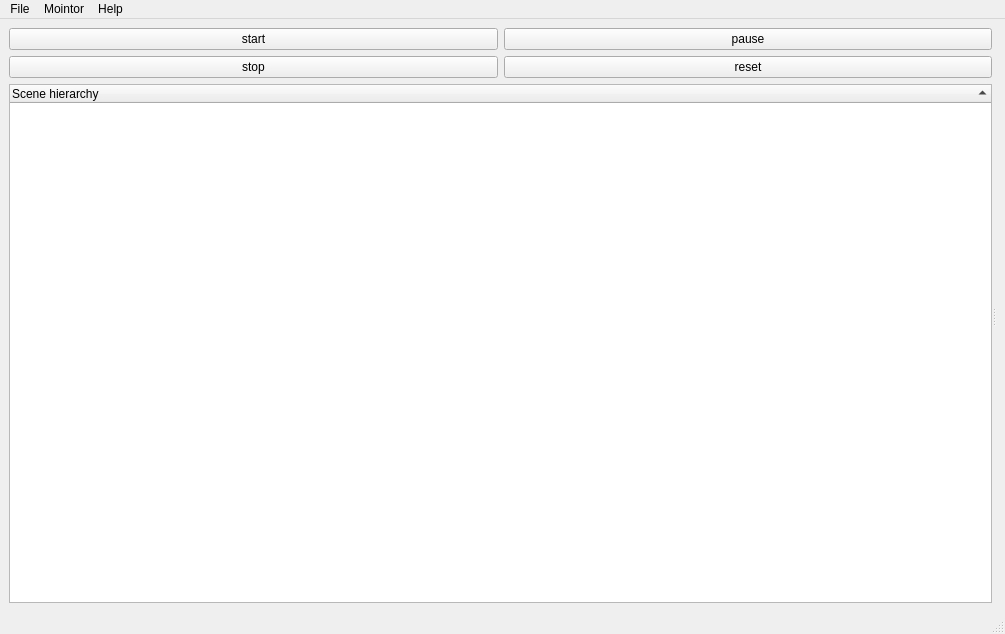
The window that core/mainwindow.ui (kmolLin/Pyquino) describes before a commit, drawn with Qt 5.
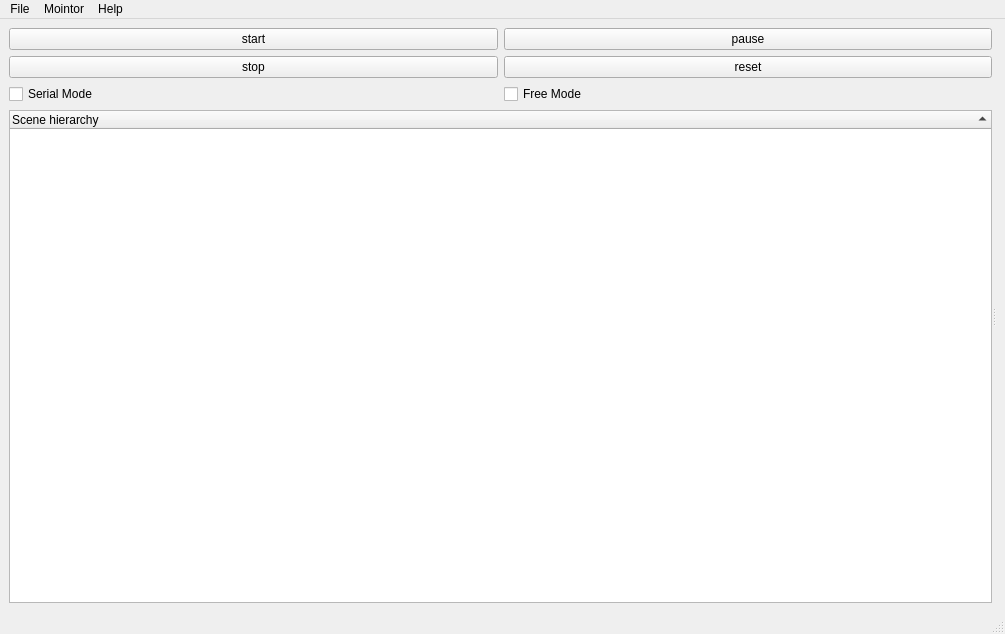
The same window after the commit. Icons and pictures are not drawn.

Patch:
```diff
--- a/core/mainwindow.ui
+++ b/core/mainwindow.ui
@@ -49,6 +49,13 @@
            </property>
            <item>
             <layout class="QGridLayout" name="gridLayout">
+             <item row="1" column="1">
+              <widget class="QPushButton" name="sim_reset">
+               <property name="text">
+                <string>reset</string>
+               </property>
+              </widget>
+             </item>
              <item row="0" column="0">
               <widget class="QPushButton" name="sim_start">
                <property name="text">
@@ -70,10 +77,17 @@
                </property>
               </widget>
              </item>
-             <item row="1" column="1">
-              <widget class="QPushButton" name="sim_reset">
+             <item row="2" column="0">
+              <widget class="QCheckBox" name="serialmode">
                <property name="text">
-                <string>reset</string>
+                <string>Serial Mode</string>
+               </property>
+              </widget>
+             </item>
+             <item row="2" column="1">
+              <widget class="QCheckBox" name="freemode">
+               <property name="text">
+                <string>Free Mode</string>
                </property>
               </widget>
              </item>
```
